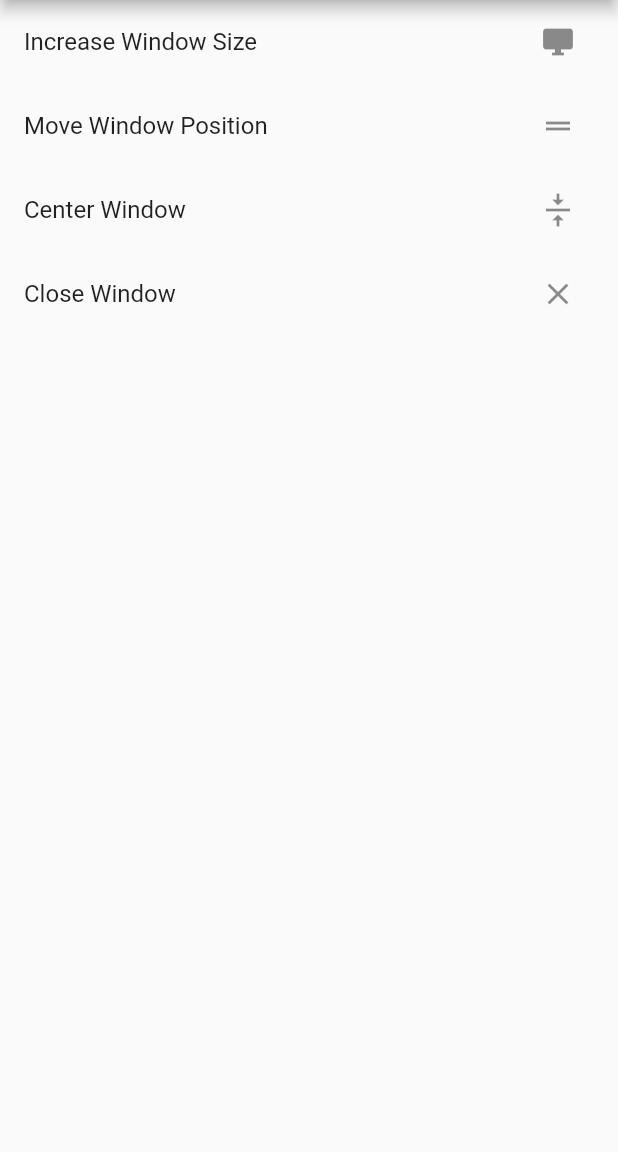
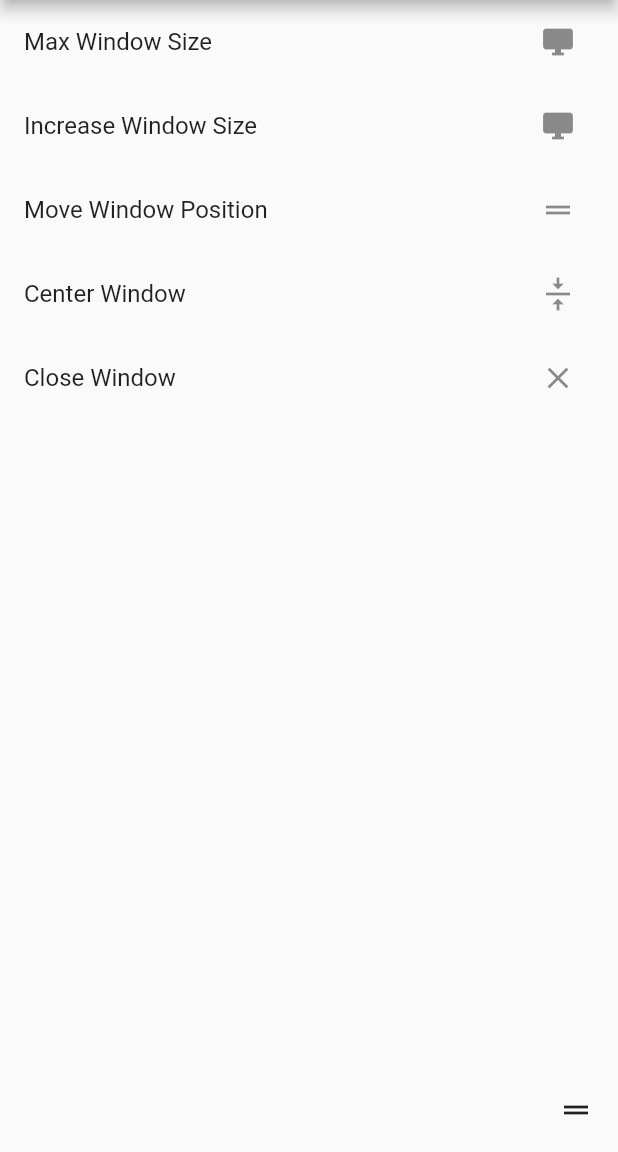
Before and after one commit to tomaszpolanski/window-utils, a Flutter app: the screen it shows after launch, on a phone screen of 412 x 824 dp, the part 84-1236 px from its top. Run offline on Flutter 3.47's test engine with Material 2 defaults, Android fonts, the light colour scheme and no system bars.

Commit message:
updating windows

```diff
--- a/example/lib/main.dart
+++ b/example/lib/main.dart
@@ -1,3 +1,5 @@
+import 'dart:io';
+
 import 'package:flutter/foundation.dart';
 import 'package:flutter/material.dart';
 
@@ -31,7 +33,10 @@ class _MyAppState extends State<MyApp> {
       theme: ThemeData.light(),
       darkTheme: ThemeData.dark(),
       themeMode: ThemeMode.system,
-      home: Scaffold(
+      home: WindowsFrame(
+        active: Platform.isWindows,
+        border: Border.all(color: Colors.grey),
+        child: Scaffold(
           appBar: PreferredSize(
             preferredSize: Size.fromHeight(kToolbarHeight),
             child: Stack(
@@ -42,7 +47,9 @@ class _MyAppState extends State<MyApp> {
                       WindowUtils.startDrag();
                     },
                     onDoubleTap: () {
-                    WindowUtils.windowTitleDoubleTap();
+                      WindowUtils.windowTitleDoubleTap().then((_) {
+                        if (mounted) setState(() {});
+                      });
                     },
                     child: Material(
                       elevation: 4.0,
@@ -89,9 +96,23 @@ class _MyAppState extends State<MyApp> {
               ],
             ),
           ),
-        body: Container(
-          child: ListView(
+          floatingActionButton: InkWell(
+            child: Icon(Icons.drag_handle),
+          ),
+          body: ListView(
             children: <Widget>[
+              ListTile(
+                title: Text("Max Window Size"),
+                trailing: IconButton(
+                  icon: Icon(Icons.desktop_windows),
+                  onPressed: () {
+                    WindowUtils.getScreenSize().then((val) async {
+                      await WindowUtils.setSize(Size(val.width, val.height));
+                      await WindowUtils.setPosition(Offset(0, 0));
+                    });
+                  },
+                ),
+              ),
               ListTile(
                 title: Text("Increase Window Size"),
                 trailing: IconButton(
@@ -143,3 +164,109 @@ class _MyAppState extends State<MyApp> {
     );
   }
 }
+
+class WindowsFrame extends StatelessWidget {
+  final Widget child;
+  final bool active;
+  final BoxBorder border;
+
+  const WindowsFrame({
+    Key key,
+    @required this.child,
+    @required this.active,
+    this.border,
+  }) : super(key: key);
+  @override
+  Widget build(BuildContext context) {
+    if (!active) return child;
+    final width = 4.0;
+    final height = 4.0;
+    return Container(
+      child: Stack(
+        fit: StackFit.expand,
+        children: <Widget>[
+          border != null
+              ? Container(
+                  decoration: BoxDecoration(border: border),
+                  child: child,
+                )
+              : child,
+          Positioned(
+            top: 0,
+            left: width,
+            right: width,
+            height: height,
+            child: GestureDetector(
+              onTapDown: (_) => WindowUtils.startResize(DragPosition.top),
+            ),
+          ),
+          Positioned(
+            bottom: 0,
+            left: width,
+            right: width,
+            height: height,
+            child: GestureDetector(
+              onTapDown: (_) => WindowUtils.startResize(DragPosition.bottom),
+            ),
+          ),
+          Positioned(
+            bottom: height,
+            top: height,
+            right: 0,
+            width: width,
+            child: GestureDetector(
+              onTapDown: (_) => WindowUtils.startResize(DragPosition.right),
+            ),
+          ),
+          Positioned(
+            bottom: height,
+            top: height,
+            left: 0,
+            width: width,
+            child: GestureDetector(
+              onTapDown: (_) => WindowUtils.startResize(DragPosition.left),
+            ),
+          ),
+          Positioned(
+            top: 0,
+            left: 0,
+            height: height,
+            width: width,
+            child: GestureDetector(
+              onTapDown: (_) => WindowUtils.startResize(DragPosition.topLeft),
+            ),
+          ),
+          Positioned(
+            top: 0,
+            right: 0,
+            height: height,
+            width: width,
+            child: GestureDetector(
+              onTapDown: (_) => WindowUtils.startResize(DragPosition.topRight),
+            ),
+          ),
+          Positioned(
+            bottom: 0,
+            left: 0,
+            height: height,
+            width: width,
+            child: GestureDetector(
+              onTapDown: (_) =>
+                  WindowUtils.startResize(DragPosition.bottomLeft),
+            ),
+          ),
+          Positioned(
+            bottom: 0,
+            right: 0,
+            height: height,
+            width: width,
+            child: GestureDetector(
+              onTapDown: (_) =>
+                  WindowUtils.startResize(DragPosition.bottomRight),
+            ),
+          ),
+        ],
+      ),
+    );
+  }
+}
--- a/lib/window_utils.dart
+++ b/lib/window_utils.dart
@@ -16,6 +16,14 @@ class WindowUtils {
 
   static Future<bool> closeWindow() {
     return _channel.invokeMethod<bool>('closeWindow');
+  }
+
+  static Future<bool> minWindow() {
+    return _channel.invokeMethod<bool>('minWindow');
+  }
+
+  static Future<bool> maxWindow() {
+    return _channel.invokeMethod<bool>('maxWindow');
   }
 
   static Future<bool> centerWindow() {
@@ -40,10 +48,32 @@ class WindowUtils {
     return _channel.invokeMethod<bool>('startDrag');
   }
 
+  /// [Windows] Only
+  static Future<bool> startResize(DragPosition position) {
+    return _channel.invokeMethod<bool>(
+      'startResize',
+      {
+        "top": position == DragPosition.top ||
+            position == DragPosition.topLeft ||
+            position == DragPosition.topRight,
+        "bottom": position == DragPosition.bottom ||
+            position == DragPosition.bottomLeft ||
+            position == DragPosition.bottomRight,
+        "right": position == DragPosition.right ||
+            position == DragPosition.topRight ||
+            position == DragPosition.bottomRight,
+        "left": position == DragPosition.left ||
+            position == DragPosition.topLeft ||
+            position == DragPosition.bottomLeft,
+      },
+    );
+  }
+
   static Future<bool> windowTitleDoubleTap() {
     return _channel.invokeMethod<bool>('windowTitleDoubleTap');
   }
 
+  /// [MacOS] Only
   static Future<int> childWindowsCount() {
     return _channel.invokeMethod<int>('childWindowsCount');
   }
@@ -64,3 +94,14 @@ class WindowUtils {
     return Offset(_data['offsetX'] as double, _data['offsetY'] as double);
   }
 }
+
+enum DragPosition {
+  top,
+  left,
+  right,
+  bottom,
+  topLeft,
+  bottomLeft,
+  topRight,
+  bottomRight
+}
```
Also changed, not shown: example/pubspec.lock (added), 2 other files. Lines whose indentation alone changed are shown as unchanged.
